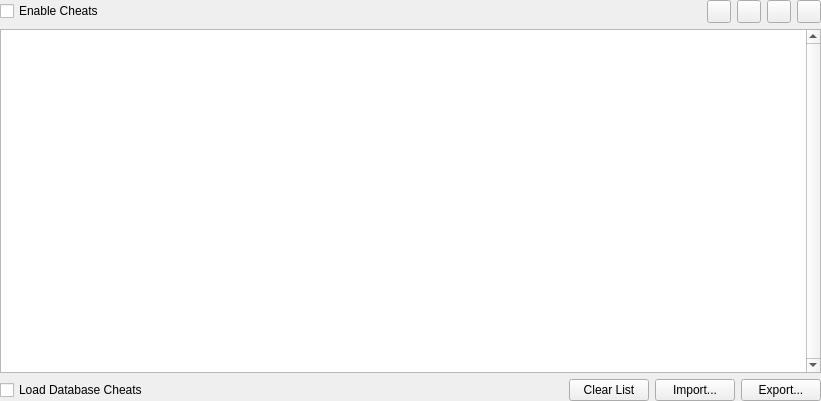
Before: the Qt Designer form src/duckstation-qt/gamecheatsettingswidget.ui in kofxi3584karlayang/duckstation, drawn with Qt 5.
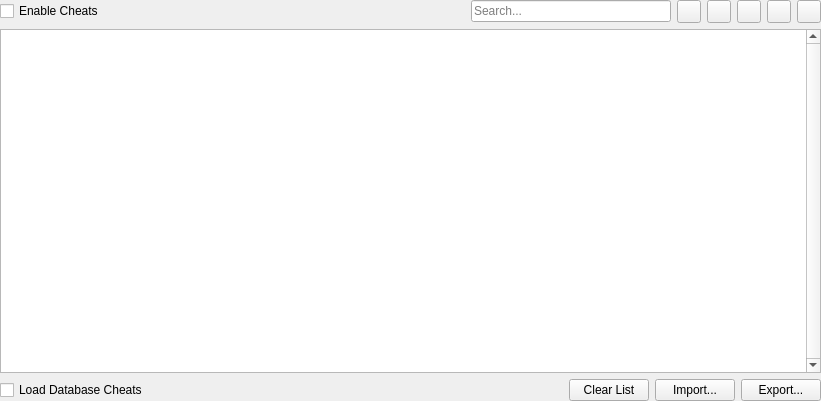
After: the same form once the commit is applied. Icons and pictures are not drawn.

Commit message: Qt: Add search and sorting to cheat list

Patch:
```diff
--- a/src/duckstation-qt/gamecheatsettingswidget.ui
+++ b/src/duckstation-qt/gamecheatsettingswidget.ui
@@ -24,7 +24,7 @@
     <number>0</number>
    </property>
    <item>
-    <layout class="QHBoxLayout" name="horizontalLayout_2" stretch="1,0,0,0,0">
+    <layout class="QHBoxLayout" name="horizontalLayout_2" stretch="1,0,0,0,0,0,0">
      <item>
       <widget class="QCheckBox" name="enableCheats">
        <property name="text">
@@ -32,6 +32,35 @@
        </property>
       </widget>
      </item>
+     <item>
+      <widget class="QLineEdit" name="search">
+       <property name="minimumSize">
+        <size>
+         <width>200</width>
+         <height>0</height>
+        </size>
+       </property>
+       <property name="placeholderText">
+        <string>Search...</string>
+       </property>
+       <property name="clearButtonEnabled">
+        <bool>true</bool>
+       </property>
+      </widget>
+     </item>
+     <item>
+      <widget class="QToolButton" name="sortCheats">
+       <property name="toolTip">
+        <string>Reload Cheats</string>
+       </property>
+       <property name="icon">
+        <iconset theme="sort-alphabet-asc"/>
+       </property>
+       <property name="checkable">
+        <bool>true</bool>
+       </property>
+      </widget>
+     </item>
      <item>
       <widget class="QToolButton" name="add">
        <property name="sizePolicy">
```
Left out of the diff: 15 changed lines with no effect on the pictures. The commit also changes 5 other files.
